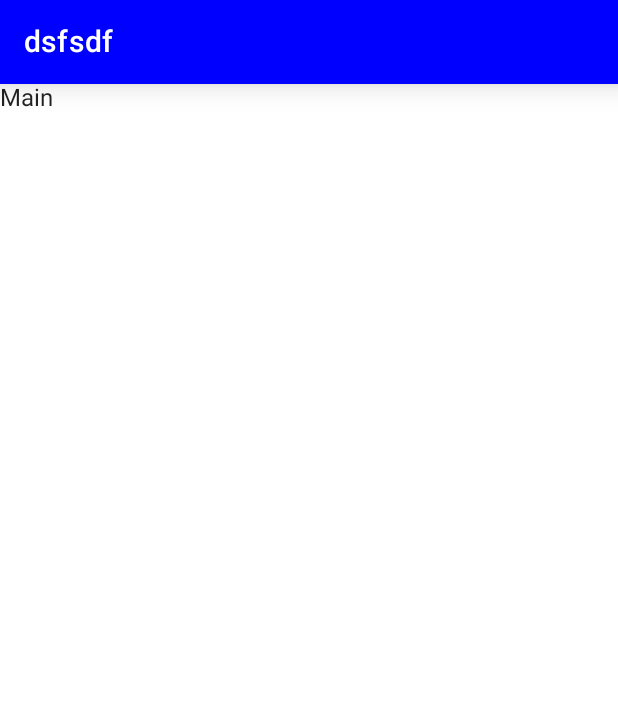
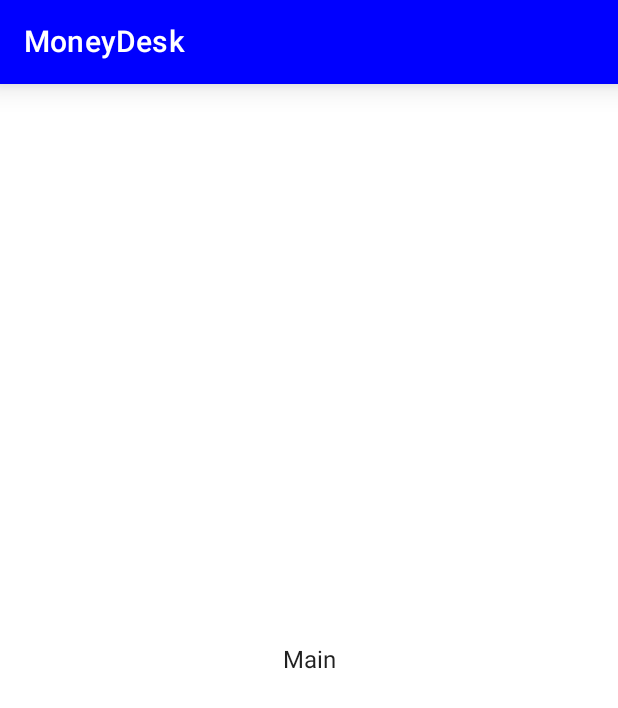
Before and after one commit to IgorTatischev/MoneyDesk2.0, an Android app built with Jetpack Compose: the screen it shows after launch (MainActivity), on a phone screen of 412 x 824 dp. Shown: the top 708 px of the screen. Run offline under Robolectric (Android 15) with nearby library versions, the phone set to English and light mode, and no system bars.

```diff
--- a/app/src/main/java/com/example/moneydeskcompose/MainActivity.kt
+++ b/app/src/main/java/com/example/moneydeskcompose/MainActivity.kt
@@ -1,21 +1,26 @@
 package com.example.moneydeskcompose
 
-import android.annotation.SuppressLint
 import android.os.Bundle
 import androidx.activity.ComponentActivity
 import androidx.activity.compose.setContent
+import androidx.compose.foundation.background
+import androidx.compose.foundation.layout.Arrangement
+import androidx.compose.foundation.layout.Column
 import androidx.compose.foundation.layout.fillMaxSize
-import androidx.compose.material.*
-import androidx.compose.runtime.Composable
+import androidx.compose.foundation.layout.padding
+import androidx.compose.material.MaterialTheme
+import androidx.compose.material.Scaffold
+import androidx.compose.material.Text
+import androidx.compose.material.TopAppBar
+import androidx.compose.ui.Alignment
 import androidx.compose.ui.Modifier
 import androidx.compose.ui.graphics.Color
-import androidx.compose.ui.tooling.preview.Preview
 import androidx.compose.ui.unit.dp
 import com.example.moneydeskcompose.navigation.NavGraph
 import com.example.moneydeskcompose.ui.theme.MoneyDeskComposeTheme
 
 class MainActivity : ComponentActivity() {
-    @SuppressLint("UnusedMaterialScaffoldPaddingParameter")
+
     override fun onCreate(savedInstanceState: Bundle?) {
         super.onCreate(savedInstanceState)
         setContent {
@@ -23,21 +28,22 @@ class MainActivity : ComponentActivity() {
                 Scaffold(
                     topBar = {
                         TopAppBar(
-                            title = { Text(text = "dsfsdf")},
+                            title = { Text(text = "MoneyDesk")},
                             backgroundColor = Color.Blue,
                             contentColor = Color.White,
                             elevation = 12.dp
                         )
                     },
                     content = {
-//                      padding ->Column(modifier = Modifier.padding(padding)
-                        Surface (
-                            modifier = Modifier.fillMaxSize(),
-                            color = MaterialTheme.colors.background
-
+                        Column(
+                            modifier = Modifier
+                                .padding(it)
+                                .fillMaxSize()
+                                .background(MaterialTheme.colors.background),
+                            verticalArrangement = Arrangement.Center,
+                            horizontalAlignment = Alignment.CenterHorizontally
                         ){
                             NavGraph()
-                            //
                         }
                     }
                 )
@@ -45,11 +51,3 @@ class MainActivity : ComponentActivity() {
         }
     }
 }
-
-@Preview(showBackground = true)
-@Composable
-fun DefaultPreview() {
-    MoneyDeskComposeTheme {
-        //TODO
-    }
-}
--- a/app/src/main/java/com/example/moneydeskcompose/navigation/NavGraph.kt
+++ b/app/src/main/java/com/example/moneydeskcompose/navigation/NavGraph.kt
@@ -4,8 +4,8 @@ import androidx.compose.runtime.Composable
 import androidx.navigation.compose.NavHost
 import androidx.navigation.compose.composable
 import androidx.navigation.compose.rememberNavController
-import com.example.moneydeskcompose.AddScreen
-import com.example.moneydeskcompose.MainScreen
+import com.example.moneydeskcompose.screens.AddScreen
+import com.example.moneydeskcompose.screens.MainScreen
 
 @Composable
 fun NavGraph() {
--- a/app/src/main/java/com/example/moneydeskcompose/screens/AddScreen.kt
+++ b/app/src/main/java/com/example/moneydeskcompose/screens/AddScreen.kt
@@ -1,4 +1,4 @@
-package com.example.moneydeskcompose
+package com.example.moneydeskcompose.screens
 
 import androidx.compose.runtime.Composable
 import androidx.compose.ui.tooling.preview.Preview
--- a/app/src/main/java/com/example/moneydeskcompose/screens/MainScreen.kt
+++ b/app/src/main/java/com/example/moneydeskcompose/screens/MainScreen.kt
@@ -1,4 +1,4 @@
-package com.example.moneydeskcompose
+package com.example.moneydeskcompose.screens
 
 import androidx.compose.material.Text
 import androidx.compose.runtime.Composable
```
